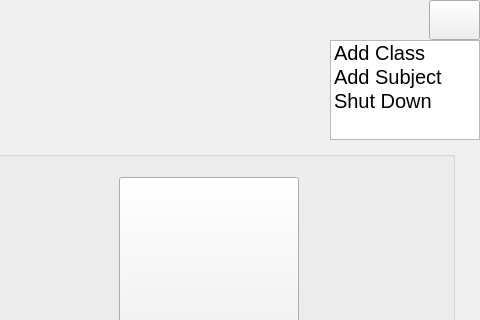
Old version of the form teacher.ui in the repository dkithmal/BinduProjectTeacher; both pictures show x 720 to 1200 and y 0 to 320 of the 1200 by 636 pixel window.
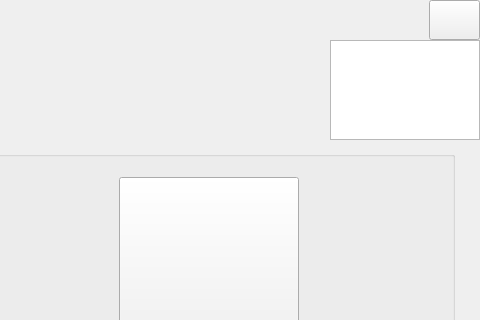
New version of the form.

Patch:
```diff
--- a/teacher.ui
+++ b/teacher.ui
@@ -225,21 +225,6 @@
           <pointsize>15</pointsize>
          </font>
         </property>
-        <item>
-         <property name="text">
-          <string>Add Class</string>
-         </property>
-        </item>
-        <item>
-         <property name="text">
-          <string>Add Subject</string>
-         </property>
-        </item>
-        <item>
-         <property name="text">
-          <string>Shut Down</string>
-         </property>
-        </item>
        </widget>
       </item>
       <item row="0" column="0">
```
Left out of the diff: 2 changed lines with no effect on the pictures.
